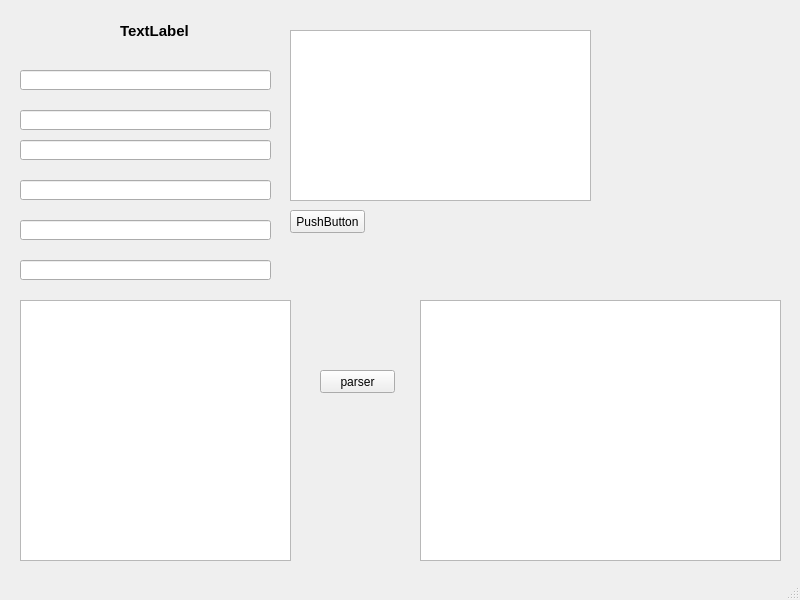
This is scr/main1.ui in alex300011/Stoloto_Rapida_news as Qt 5 draws it before an edit. The edited form follows.
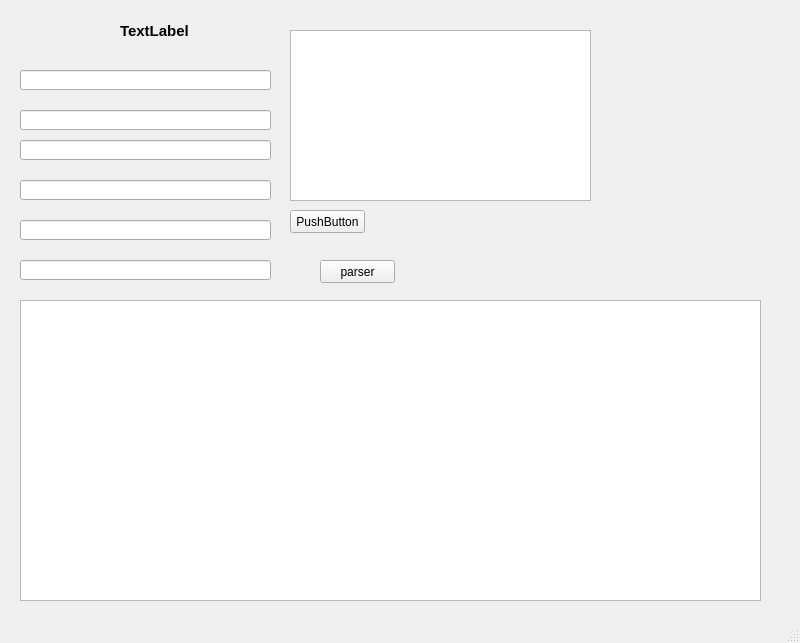
This is the edited form.

The edit to the form file:
```diff
--- a/scr/main1.ui
+++ b/scr/main1.ui
@@ -7,7 +7,7 @@
     <x>0</x>
     <y>0</y>
     <width>800</width>
-    <height>600</height>
+    <height>643</height>
    </rect>
   </property>
   <property name="windowTitle">
@@ -117,21 +117,11 @@
      </rect>
     </property>
    </widget>
-   <widget class="QListWidget" name="listWidget">
-    <property name="geometry">
-     <rect>
-      <x>20</x>
-      <y>300</y>
-      <width>271</width>
-      <height>261</height>
-     </rect>
-    </property>
-   </widget>
    <widget class="QPushButton" name="pushButton_2">
     <property name="geometry">
      <rect>
       <x>320</x>
-      <y>370</y>
+      <y>260</y>
       <width>75</width>
       <height>23</height>
      </rect>
@@ -140,13 +130,13 @@
      <string>parser</string>
     </property>
    </widget>
-   <widget class="QTextEdit" name="textEdit">
+   <widget class="QListWidget" name="listWidget">
     <property name="geometry">
      <rect>
-      <x>420</x>
+      <x>20</x>
       <y>300</y>
-      <width>361</width>
-      <height>261</height>
+      <width>741</width>
+      <height>301</height>
      </rect>
     </property>
    </widget>
```
